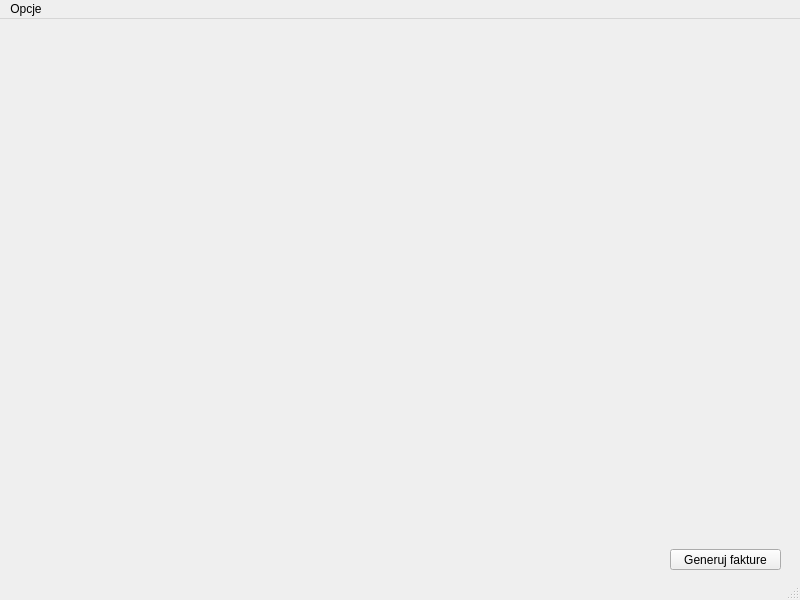
First picture: the form in boxwindow.ui, repository pawelsmyczek/pb_gui, before the edit.
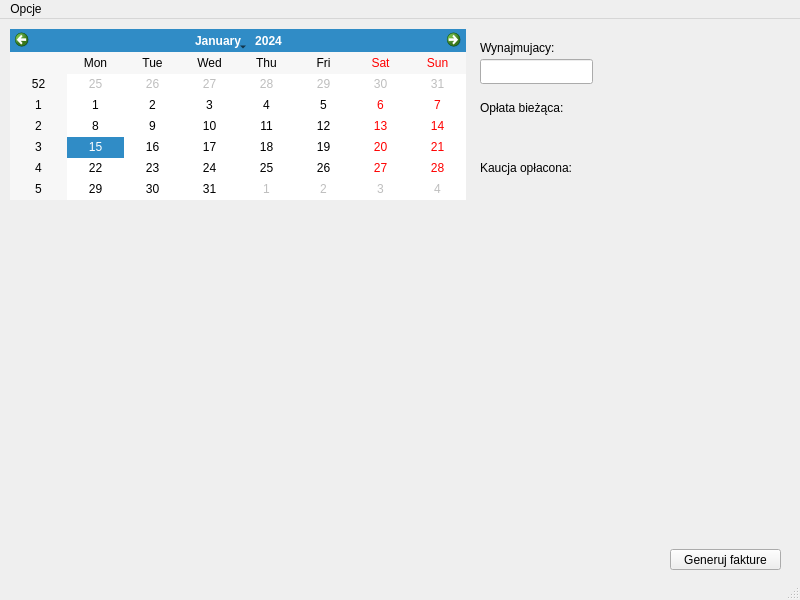
Second picture: the form after the edit. Custom widgets are drawn as their Qt base class.

```diff
--- a/boxwindow.ui
+++ b/boxwindow.ui
@@ -27,6 +27,65 @@
      <string>Generuj fakture</string>
     </property>
    </widget>
+   <widget class="Calendar" name="calendarWidget">
+    <property name="geometry">
+     <rect>
+      <x>10</x>
+      <y>10</y>
+      <width>456</width>
+      <height>171</height>
+     </rect>
+    </property>
+   </widget>
+   <widget class="QLabel" name="label">
+    <property name="geometry">
+     <rect>
+      <x>480</x>
+      <y>20</y>
+      <width>101</width>
+      <height>17</height>
+     </rect>
+    </property>
+    <property name="text">
+     <string>Wynajmujacy:</string>
+    </property>
+   </widget>
+   <widget class="QLabel" name="label_2">
+    <property name="geometry">
+     <rect>
+      <x>480</x>
+      <y>80</y>
+      <width>111</width>
+      <height>17</height>
+     </rect>
+    </property>
+    <property name="text">
+     <string>Opłata bieżąca:</string>
+    </property>
+   </widget>
+   <widget class="QLabel" name="label_3">
+    <property name="geometry">
+     <rect>
+      <x>480</x>
+      <y>140</y>
+      <width>121</width>
+      <height>17</height>
+     </rect>
+    </property>
+    <property name="text">
+     <string>Kaucja opłacona:</string>
+    </property>
+   </widget>
+   <widget class="QLineEdit" name="lineEdit">
+    <property name="geometry">
+     <rect>
+      <x>480</x>
+      <y>40</y>
+      <width>113</width>
+      <height>25</height>
+     </rect>
+    </property>
+   </widget>
   </widget>
   <widget class="QMenuBar" name="menubar">
    <property name="geometry">
@@ -58,6 +117,13 @@
    </property>
   </action>
  </widget>
+ <customwidgets>
+  <customwidget>
+   <class>Calendar</class>
+   <extends>QCalendarWidget</extends>
+   <header>calendar.h</header>
+  </customwidget>
+ </customwidgets>
  <resources/>
  <connections/>
 </ui>
```
